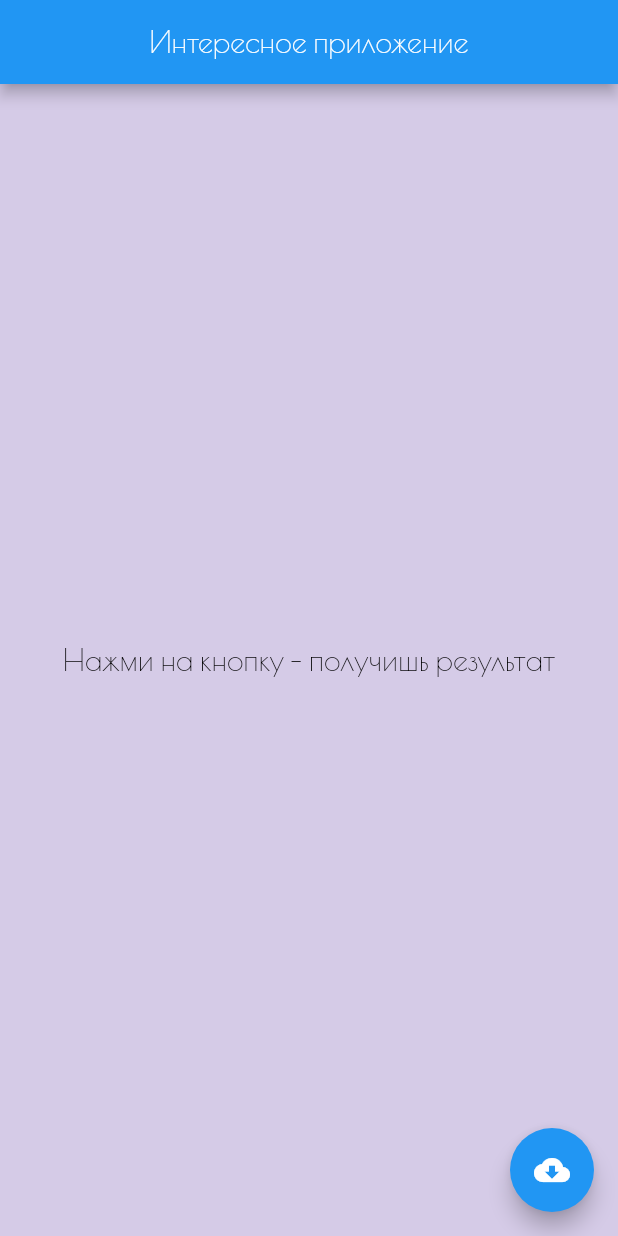
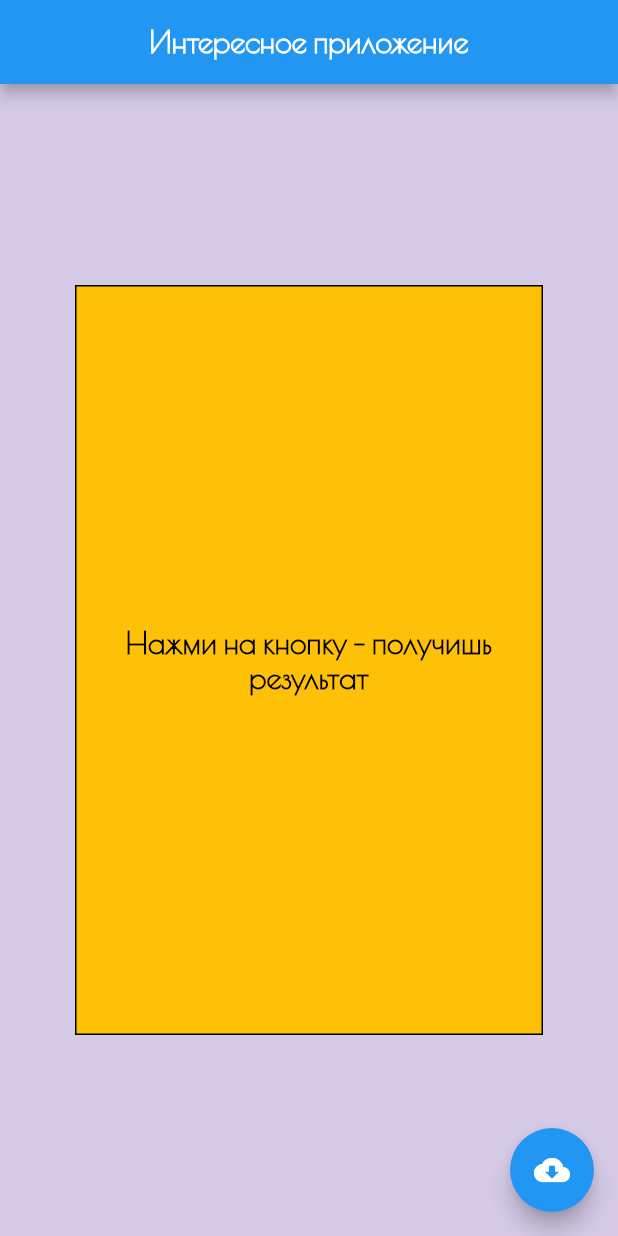
Before and after one commit to VladKodletov/app_ecom, a Flutter app: the screen it shows after launch, on a phone screen of 412 x 824 dp. Run offline on Flutter 3.47's test engine with Material 2 defaults, Android fonts, the phone set to English and light mode, and no system bars.

Commit message:
layout widget

```diff
--- a/lib/main.dart
+++ b/lib/main.dart
@@ -35,7 +35,10 @@ class _MyFirstAppState extends State<experimentalApp> {
       home: Scaffold(
         backgroundColor: Color.fromARGB(255, 213, 203, 231),
         appBar: AppBar(
-          title: Text('Интересное приложение'),
+          title: Text(
+            'Интересное приложение',
+            style: TextStyle(fontWeight: FontWeight.w800),
+          ),
           centerTitle: true,
         ),
         // ignore: prefer_const_literals_to_create_immutables
@@ -49,6 +52,12 @@ class _MyFirstAppState extends State<experimentalApp> {
           ),*/
           child: Container(
             padding: EdgeInsets.all(16),
+            width: 400,
+            height: 500,
+            alignment: Alignment.center,
+            margin: EdgeInsets.all(50),
+            decoration:
+                BoxDecoration(color: Colors.amber, border: Border.all()),
             child: _loading
                 ? Column(
                     mainAxisAlignment: MainAxisAlignment.center,
@@ -66,10 +75,11 @@ class _MyFirstAppState extends State<experimentalApp> {
                   )
                 : Text(
                     'Нажми на кнопку - получишь результат',
+                    textAlign: TextAlign.center,
                     style: TextStyle(
-                      color: Colors.black,
-                      fontSize: 20,
-                    ),
+                        color: Colors.black,
+                        fontSize: 20,
+                        fontWeight: FontWeight.w700),
                   ),
           ),
         ),
--- a/mytext.dart
+++ b/mytext.dart
@@ -101,3 +101,8 @@
 ///происходит вызов метода createState, который порождает объект состояния (State object)
 ///Второй - в State Object - сначала вызывается коструктор, далее проверка.
 ///
+///Layout Widget - single(child:) & multi(children:)
+///
+///Container - уже содержит в себе встроенные виджеты Padding &
+///Alignment. Также имеет decorated box - для оформления рамок.
+///
```
